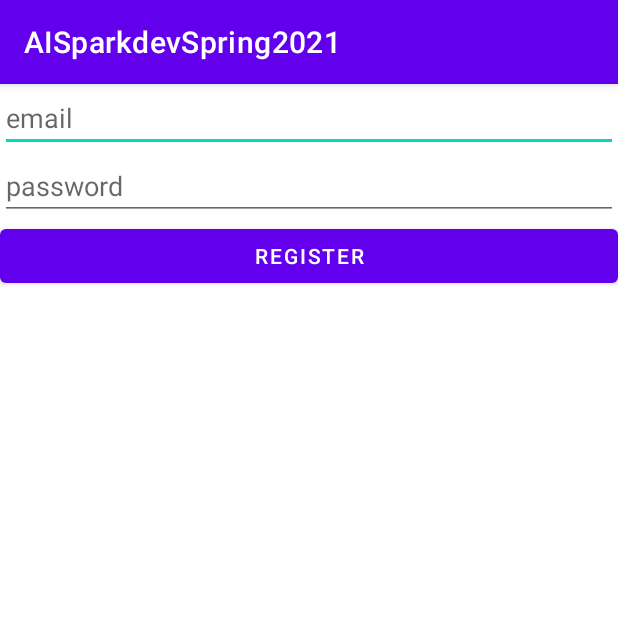
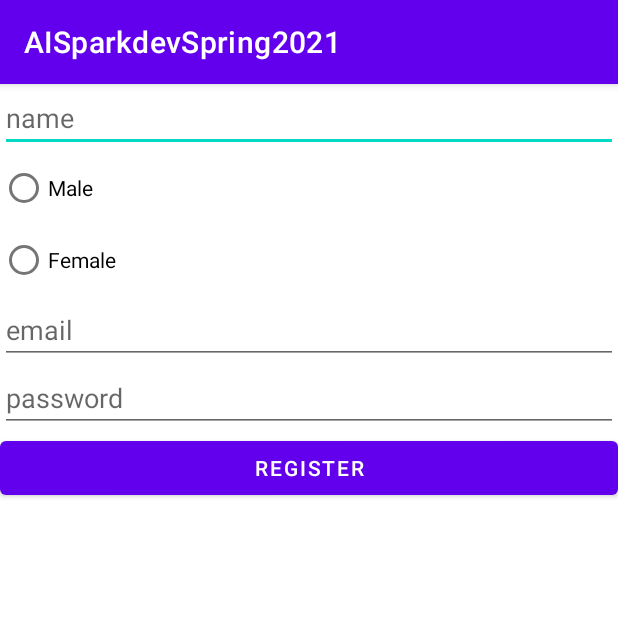
Before and after one commit to MikeDub1/TinderCloneWithML, an Android app: the RegistrationActivity screen opened directly, with no data from a screen before it, on a phone screen of 412 x 824 dp, the top half of it. Run offline under Robolectric (Android 15) with nearby library versions, the phone set to English and light mode, and no system bars; our stand-ins replace Firebase (no records; nobody signed in at launch, a user with empty details on screens opened directly); 1 statement that could not run was skipped.

Commit message:
task 3 Adriana Rincon update
wrote the a couple of lines of code and commit so it updates


Former-commit-id: f88969dccc6f1c084a0eb45222c585c13cd08d1d [formerly 05dbd4e6d92ab0cc0bce9f6653880a5d507eced7]
Former-commit-id: be848d19045da6e1dd48488dcd7b1df1ff81336b

```diff
--- a/AISparkdevSpring2021/app/src/main/res/layout/activity_registration.xml
+++ b/AISparkdevSpring2021/app/src/main/res/layout/activity_registration.xml
@@ -6,6 +6,24 @@
     android:layout_height="match_parent"
     tools:context=".RegistrationActivity"
     android:orientation="vertical">
+    <EditText
+        android:layout_width="match_parent"
+        android:layout_height="wrap_content"
+        android:hint="name"
+        android:id="@+id/name"/>
+    <RadioGroup
+        android:layout_width="match_parent"
+        android:layout_height="wrap_content"
+        android:id="@+id/radioGroup">
+        <RadioButton
+            android:layout_width="wrap_content"
+            android:layout_height="wrap_content"
+            android:text="Male" />
+        <RadioButton
+            android:layout_width="wrap_content"
+            android:layout_height="wrap_content"
+            android:text="Female" />
+            </RadioGroup>
     <EditText
         android:layout_width="match_parent"
         android:layout_height="wrap_content"
```
